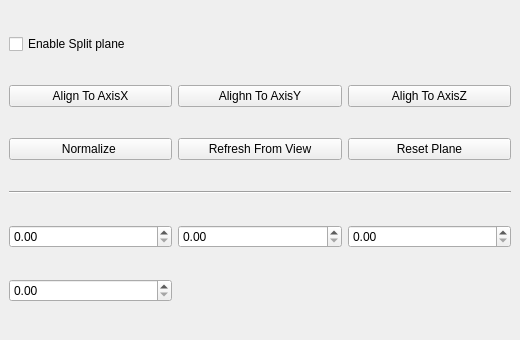
First picture: the form in src/UI/splitplanedocker.ui, repository wowanttoplay/PointToMesh, before the edit.
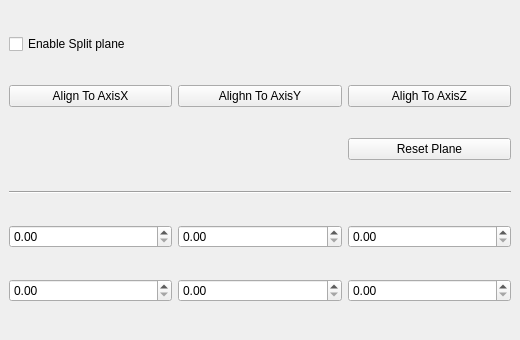
Second picture: the form after the edit.

Commit message: feat: refactor SplitPlaneDocker to unify transformation handling and improve UI responsiveness

```diff
--- a/src/UI/splitplanedocker.ui
+++ b/src/UI/splitplanedocker.ui
@@ -49,13 +49,7 @@
       </property>
      </widget>
     </item>
-    <item row="2" column="2">
-     <widget class="QPushButton" name="btnView">
-      <property name="text">
-       <string>Refresh From View</string>
-      </property>
-     </widget>
-    </item>
+    <!-- removed unused btnView -->
     <item row="4" column="1">
      <widget class="QDoubleSpinBox" name="plane_nx">
       <property name="toolTip">
@@ -73,13 +67,7 @@
       </property>
      </widget>
     </item>
-    <item row="2" column="1">
-     <widget class="QPushButton" name="btnNormaliza">
-      <property name="text">
-       <string>Normalize </string>
-      </property>
-     </widget>
-    </item>
+    <!-- removed unused btnNormaliza -->
     <item row="1" column="1">
      <widget class="QPushButton" name="btnX">
       <property name="text">
@@ -111,6 +99,26 @@
       </property>
      </widget>
     </item>
+    <item row="5" column="2">
+     <widget class="QDoubleSpinBox" name="loc_y">
+      <property name="toolTip">
+       <string>location Y</string>
+      </property>
+      <property name="specialValueText">
+       <string/>
+      </property>
+     </widget>
+    </item>
+    <item row="5" column="3">
+     <widget class="QDoubleSpinBox" name="loc_z">
+      <property name="toolTip">
+       <string>location Z</string>
+      </property>
+      <property name="specialValueText">
+       <string/>
+      </property>
+     </widget>
+    </item>
    </layout>
   </widget>
  </widget>
```
Left out of the diff: 16 changed lines with no effect on the pictures. The commit also changes 2 other files.
